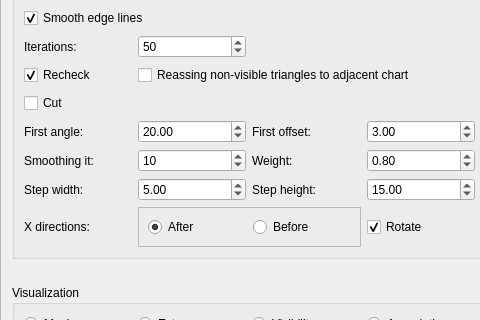
First picture: the form in GUI/managers/fafmanager.ui, repository cg3hci/4AxisMilling, before the edit; both pictures show x 0 to 480 and y 458 to 778 of the 613 by 1318 pixel window.
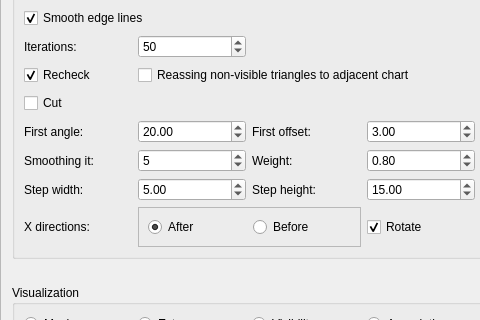
Second picture: the form after the edit.

The edit to the form file:
```diff
--- a/GUI/managers/fafmanager.ui
+++ b/GUI/managers/fafmanager.ui
@@ -1257,7 +1257,7 @@
          <number>300</number>
         </property>
         <property name="value">
-         <number>10</number>
+         <number>5</number>
         </property>
        </widget>
       </item>
```
